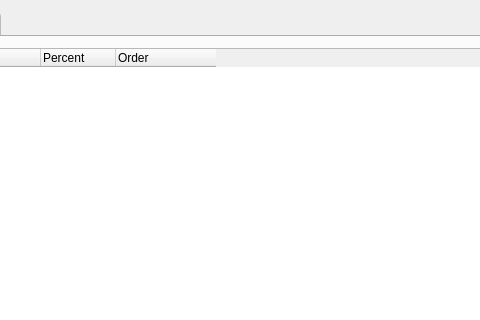
Before: the Qt Designer form forms/dialog.ui in cdglove/cpp-size, drawn with Qt 5; both pictures show x 134 to 614 and y 0 to 320 of the 760 by 421 pixel window.
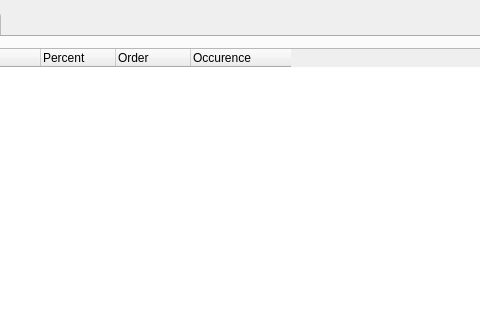
After: the same form once the commit is applied.

Commit message: Cleanup tree view builders Add support for counting occurences. Add support for outputing graphviz

Patch:
```diff
--- a/forms/dialog.ui
+++ b/forms/dialog.ui
@@ -73,6 +73,11 @@
            <set>AlignVCenter</set>
           </property>
          </column>
+         <column>
+          <property name="text">
+           <string>Occurence</string>
+          </property>
+         </column>
         </widget>
        </item>
        <item>
```
The commit also changes 10 other files.
